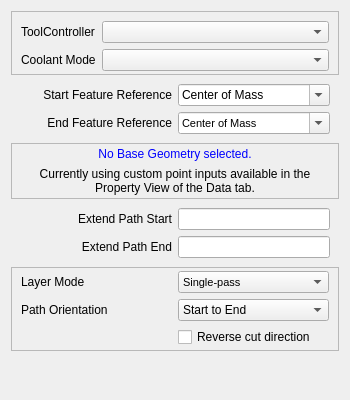
Old version of the form src/Mod/Path/Gui/Resources/panels/PageOpSlotEdit.ui in the repository southseact-3d/fcd.
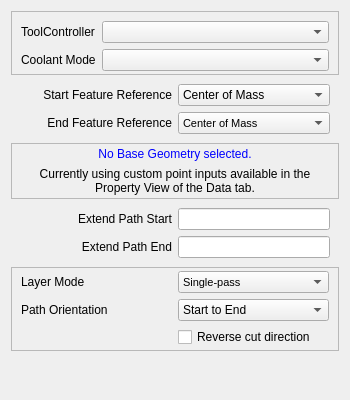
New version of the form. Custom widgets are drawn as their Qt base class.

Commit message:
Path: Slot operation fixes and improvements
- Add `CutPattern` feature, defaulting to `ZigZag`.
- Change inter-pass retractions to SafeHeight for multi-pass operations.
- Fix division by zero instance for particular Perpendicular use case.
- Synchronize property values with inputs in both the Property View and Tasks Editor windows.
- Change `LayerMode` default value to `Multi-pass`.
- Improve debug messaging.
- Consolidate code and remove unused code.

Path: fix exception thrown

```diff
--- a/src/Mod/Path/Gui/Resources/panels/PageOpSlotEdit.ui
+++ b/src/Mod/Path/Gui/Resources/panels/PageOpSlotEdit.ui
@@ -67,6 +67,9 @@
       </property>
       <item row="0" column="1">
        <widget class="QComboBox" name="geo1Reference">
+        <property name="enabled">
+         <bool>true</bool>
+        </property>
         <property name="sizePolicy">
          <sizepolicy hsizetype="Preferred" vsizetype="Fixed">
           <horstretch>0</horstretch>
@@ -77,7 +80,7 @@
          <string>&lt;html&gt;&lt;head/&gt;&lt;body&gt;&lt;p&gt;Choose what point to use on the first selected feature.&lt;/p&gt;&lt;/body&gt;&lt;/html&gt;</string>
         </property>
         <property name="editable">
-         <bool>true</bool>
+         <bool>false</bool>
         </property>
         <item>
          <property name="text">
@@ -159,7 +162,7 @@
          <string>&lt;html&gt;&lt;head/&gt;&lt;body&gt;&lt;p&gt;Choose what point to use on the second selected feature.&lt;/p&gt;&lt;/body&gt;&lt;/html&gt;</string>
         </property>
         <property name="editable">
-         <bool>true</bool>
+         <bool>false</bool>
         </property>
         <item>
          <property name="text">
```
The commit also changes 2 other files.
